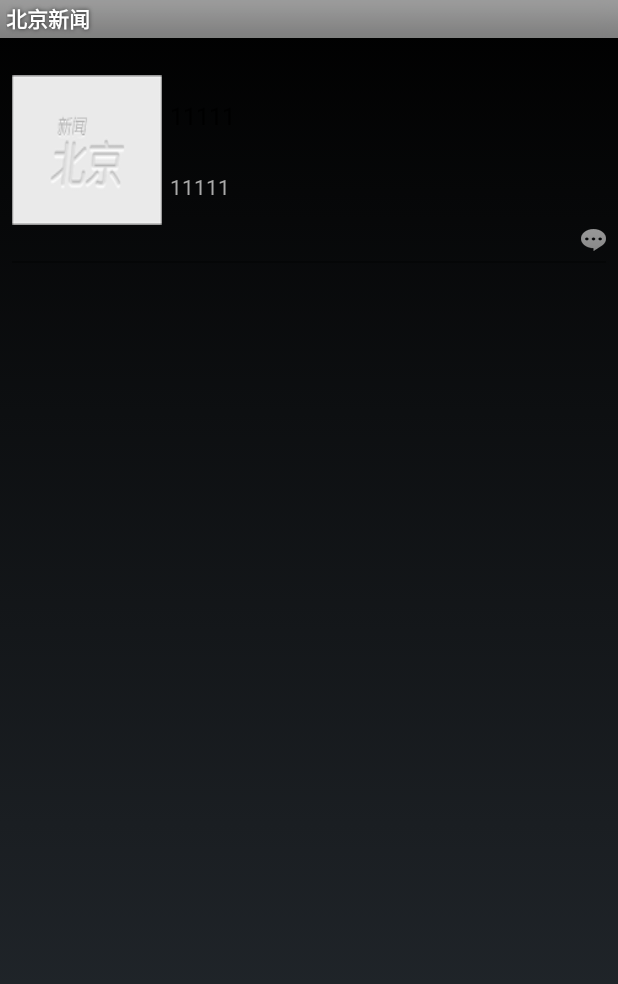
After one commit to zhangjianqingGitHub/Graduation-Project-2016, an Android app: the layout item_tabdetail_pager.xml on its own in the app's theme, with its tools: preview values and no code run, on a phone screen of 412 x 824 dp. The commit adds this screen. Shown: the top 984 px of the screen. Run offline under Robolectric (Android 15) with nearby library versions, the phone set to English and light mode, and no system bars.

Commit message:
页面下方数据

```diff
--- a/SlidingMenu_library/build.gradle
+++ b/SlidingMenu_library/build.gradle
@@ -9,6 +9,7 @@
 apply plugin: 'android-library'
 
 dependencies {
+implementation 'androidx.fragment:fragment:1.2.1'
 }
 
 android {
--- a/ViewPagerIndicator_library/build.gradle
+++ b/ViewPagerIndicator_library/build.gradle
@@ -17,4 +17,5 @@ android {
 }
 
 dependencies {
+implementation 'androidx.viewpager:viewpager:1.0.0'
 }
--- a/ViewPagerIndicator_library/src/main/java/com/viewpagerindicator/CirclePageIndicator.java
+++ b/ViewPagerIndicator_library/src/main/java/com/viewpagerindicator/CirclePageIndicator.java
@@ -25,9 +25,6 @@ import android.graphics.Paint.Style;
 import android.graphics.drawable.Drawable;
 import android.os.Parcel;
 import android.os.Parcelable;
-//import android.support.v4.view.MotionEventCompat;
-//import android.support.v4.view.ViewConfigurationCompat;
-//import android.support.v4.view.ViewPager;
 import android.util.AttributeSet;
 import android.view.MotionEvent;
 import android.view.View;
--- a/app/build.gradle
+++ b/app/build.gradle
@@ -35,6 +35,7 @@ dependencies {
     implementation 'org.jsoup:jsoup:1.12.2'
     implementation 'androidx.viewpager:viewpager:1.0.0'
     implementation 'androidx.fragment:fragment:1.2.1'
+    implementation 'androidx.recyclerview:recyclerview:1.1.0'
 
     //Glide
 //    implementation 'com.github.bumptech.glide:glide:4.11.0'
--- a/app/src/main/java/com/example/zjq/news/menudetailpager/NewsMenuDetailPager.java
+++ b/app/src/main/java/com/example/zjq/news/menudetailpager/NewsMenuDetailPager.java
@@ -138,7 +138,7 @@ public class NewsMenuDetailPager extends MenuDetailBasePager {
         @Override
         public CharSequence getPageTitle(int position) {
 
-            String date = dataBeans.get(position).getDate().substring(5);
+            String date = dataBeans.get(position).getTitle();
 
             return " " +date +" ";
         }
--- /dev/null
+++ b/app/src/main/res/layout/item_tabdetail_pager.xml
@@ -0,0 +1,70 @@
+<?xml version="1.0" encoding="utf-8"?>
+<RelativeLayout xmlns:android="http://schemas.android.com/apk/res/android"
+    android:layout_width="match_parent"
+    android:layout_height="wrap_content">
+
+
+    <RelativeLayout
+        android:layout_width="match_parent"
+        android:layout_height="150dp">
+
+        <ImageView
+            android:id="@+id/iv_img"
+            android:layout_width="100dp"
+            android:layout_height="100dp"
+            android:layout_centerVertical="true"
+            android:layout_marginLeft="8dp"
+            android:scaleType="fitXY"
+            android:src="@drawable/news_pic_default" />
+
+        <LinearLayout
+            android:layout_width="wrap_content"
+            android:layout_height="wrap_content"
+            android:layout_centerVertical="true"
+            android:layout_marginLeft="5dp"
+            android:layout_toRightOf="@+id/iv_img"
+            android:orientation="vertical">
+
+            <TextView
+                android:id="@+id/tv_content"
+                android:layout_width="wrap_content"
+                android:layout_height="wrap_content"
+                android:lines="2"
+                android:text="11111"
+                android:textColor="@android:color/black"
+                android:textSize="16sp" />
+
+            <TextView
+                android:id="@+id/tv_time"
+                android:layout_width="wrap_content"
+                android:layout_height="wrap_content"
+                android:layout_marginTop="8dp"
+                android:text="11111"
+                android:textColor="@android:color/darker_gray"
+                android:textSize="14sp" />
+
+
+        </LinearLayout>
+
+
+        <ImageView
+            android:layout_width="wrap_content"
+            android:layout_height="wrap_content"
+            android:layout_alignParentRight="true"
+            android:layout_alignParentBottom="true"
+            android:layout_centerVertical="true"
+            android:layout_marginRight="8dp"
+            android:layout_marginBottom="8dp"
+            android:src="@drawable/icon_news_comment_num" />
+
+        <View
+            android:layout_width="match_parent"
+            android:layout_height="1dp"
+            android:layout_alignParentBottom="true"
+            android:layout_marginLeft="8dp"
+            android:layout_marginRight="8dp"
+            android:background="#55000000" />
+    </RelativeLayout>
+
+
+</RelativeLayout>
```
Also changed, not shown: app/src/main/java/com/example/zjq/news/menudetailpager/adapter/MyListviewAdapter.java (added, +83 -0 lines), app/src/main/java/com/example/zjq/news/menudetailpager/adapter/MyRecyclerViewAdapter.java (added, +79 -0 lines), app/src/main/java/com/example/zjq/news/menudetailpager/bean/TabDetailBean.java (added, +174 -0 lines), app/src/main/java/com/example/zjq/news/menudetailpager/tabdetailpager/TabDetailPager.java (+138 -43 lines), app/src/main/java/com/example/zjq/news/utils/Constants.java (+13 -3 lines), app/src/main/res/layout/tabdetail_pager.xml (+6 -43 lines), app/src/main/res/layout/tabdetail_pager_adapter.xml (added, +13 -0 lines), app/src/main/res/layout/topnewx.xml (added, +42 -0 lines), app/src/main/res/drawable-hdpi/icon_news_comment_num.png (added), app/src/main/res/drawable-hdpi/news_pic_default.png (added), 43 other files.
